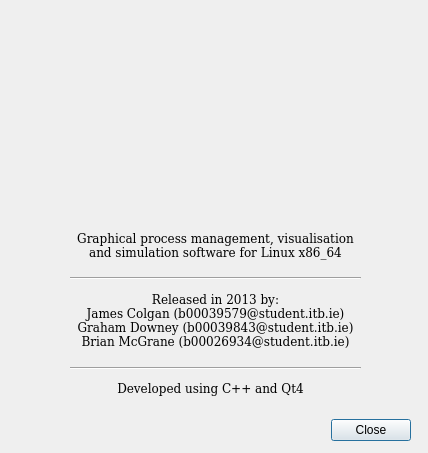
Above: info.ui from dutchgold92/TaskStalker before the change. Below: the same form after it.
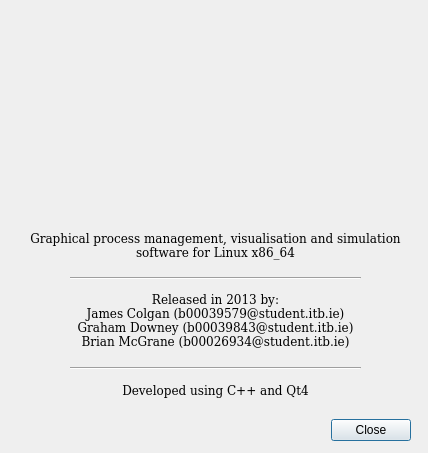
That is the form after the change. Icons and pictures are not drawn.

What changed in the file:
```diff
--- a/info.ui
+++ b/info.ui
@@ -38,10 +38,10 @@
   <widget class="QLabel" name="label_2">
    <property name="geometry">
     <rect>
-     <x>70</x>
-     <y>230</y>
-     <width>291</width>
-     <height>31</height>
+     <x>10</x>
+     <y>220</y>
+     <width>411</width>
+     <height>51</height>
     </rect>
    </property>
    <property name="font">
@@ -62,10 +62,10 @@
   <widget class="QLabel" name="label_3">
    <property name="geometry">
     <rect>
-     <x>70</x>
-     <y>290</y>
-     <width>291</width>
-     <height>61</height>
+     <x>20</x>
+     <y>280</y>
+     <width>391</width>
+     <height>81</height>
     </rect>
    </property>
    <property name="font">
@@ -112,10 +112,10 @@
   <widget class="QLabel" name="label_4">
    <property name="geometry">
     <rect>
-     <x>70</x>
-     <y>380</y>
-     <width>281</width>
-     <height>16</height>
+     <x>20</x>
+     <y>370</y>
+     <width>391</width>
+     <height>41</height>
     </rect>
    </property>
    <property name="font">
```
Left out of the diff: 8 changed lines with no effect on the pictures.
